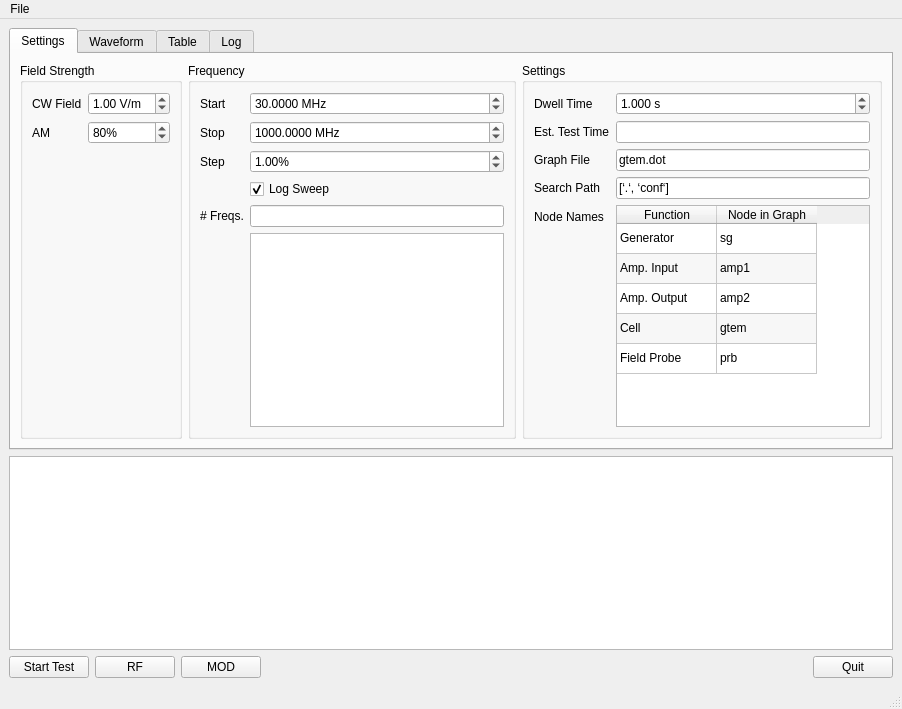
Before: the Qt Designer form mainwindow2.ui in hgkdd/TEMField, drawn with Qt 5.
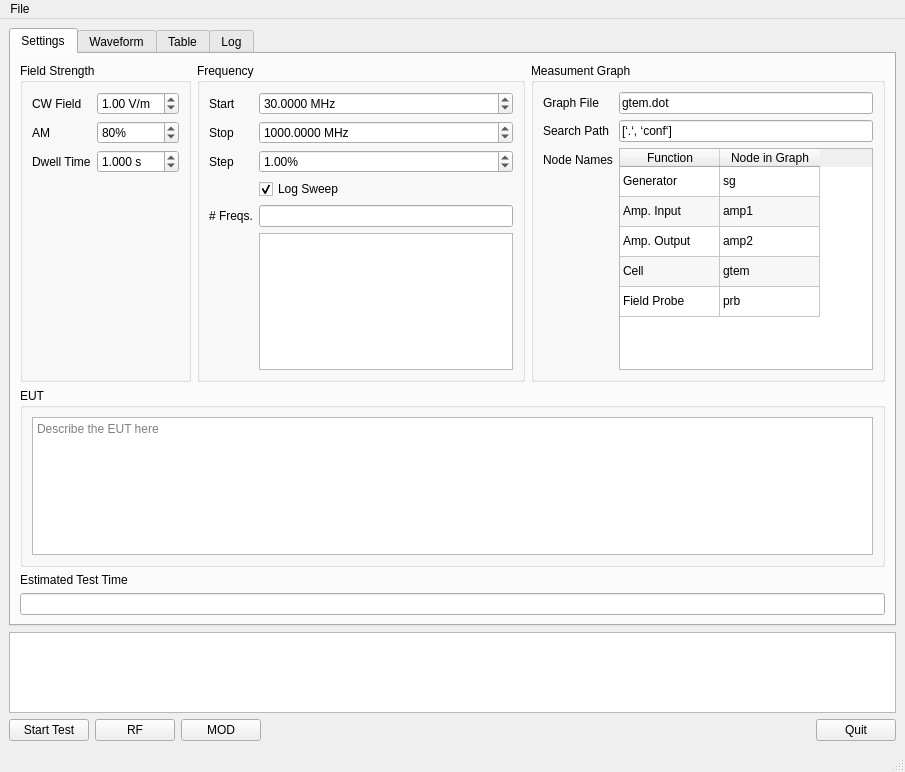
After: the same form once the commit is applied. Icons and pictures are not drawn.

Commit message: finished log and table widget

```diff
--- a/mainwindow2.ui
+++ b/mainwindow2.ui
@@ -6,8 +6,8 @@
    <rect>
     <x>0</x>
     <y>0</y>
-    <width>902</width>
-    <height>709</height>
+    <width>905</width>
+    <height>772</height>
    </rect>
   </property>
   <property name="windowTitle">
@@ -26,8 +26,8 @@
          <attribute name="title">
           <string>Settings</string>
          </attribute>
-         <layout class="QGridLayout" name="gridLayout_4">
-          <item row="0" column="0">
+         <layout class="QVBoxLayout" name="verticalLayout">
+          <item>
            <layout class="QHBoxLayout" name="settings_tab_horizontalLayout">
             <item>
              <widget class="QGroupBox" name="field_strengh_groupBox">
@@ -83,6 +83,32 @@
                    </property>
                   </widget>
                  </item>
+                 <item row="2" column="0">
+                  <widget class="QLabel" name="dwell_time_label">
+                   <property name="text">
+                    <string>Dwell Time</string>
+                   </property>
+                   <property name="buddy">
+                    <cstring>dwell_time_doubleSpinBox</cstring>
+                   </property>
+                  </widget>
+                 </item>
+                 <item row="2" column="1">
+                  <widget class="QDoubleSpinBox" name="dwell_time_doubleSpinBox">
+                   <property name="suffix">
+                    <string> s</string>
+                   </property>
+                   <property name="decimals">
+                    <number>3</number>
+                   </property>
+                   <property name="maximum">
+                    <double>999.999000000000024</double>
+                   </property>
+                   <property name="value">
+                    <double>1.000000000000000</double>
+                   </property>
+                  </widget>
+                 </item>
                 </layout>
                </item>
               </layout>
@@ -213,52 +239,12 @@
             <item>
              <widget class="QGroupBox" name="settings_groupBox">
               <property name="title">
-               <string>Settings</string>
+               <string>Measument Graph</string>
               </property>
               <layout class="QGridLayout" name="gridLayout_5">
                <item row="0" column="0">
                 <layout class="QFormLayout" name="settings_formLayout">
-                 <item row="0" column="0">
-                  <widget class="QLabel" name="dwell_time_label">
-                   <property name="text">
-                    <string>Dwell Time</string>
-                   </property>
-                   <property name="buddy">
-                    <cstring>dwell_time_doubleSpinBox</cstring>
-                   </property>
-                  </widget>
-                 </item>
-                 <item row="1" column="1">
-                  <widget class="QLineEdit" name="est_time_lineEdit">
-                   <property name="readOnly">
-                    <bool>true</bool>
-                   </property>
-                  </widget>
-                 </item>
                  <item row="1" column="0">
-                  <widget class="QLabel" name="est_time_label">
-                   <property name="text">
-                    <string>Est. Test Time</string>
-                   </property>
-                  </widget>
-                 </item>
-                 <item row="0" column="1">
-                  <widget class="QDoubleSpinBox" name="dwell_time_doubleSpinBox">
-                   <property name="suffix">
-                    <string> s</string>
-                   </property>
-                   <property name="decimals">
-                    <number>3</number>
-                   </property>
-                   <property name="maximum">
-                    <double>999.999000000000024</double>
-                   </property>
-                   <property name="value">
-                    <double>1.000000000000000</double>
-                   </property>
-                  </widget>
-                 </item>
-                 <item row="2" column="0">
                   <widget class="QLabel" name="graph_file_label">
                    <property name="text">
                     <string>Graph File</string>
@@ -268,7 +254,17 @@
                    </property>
                   </widget>
                  </item>
-                 <item row="3" column="0">
+                 <item row="1" column="1">
+                  <widget class="QLineEdit" name="graph_file_lineEdit">
+                   <property name="text">
+                    <string>gtem.dot</string>
+                   </property>
+                   <property name="readOnly">
+                    <bool>true</bool>
+                   </property>
+                  </widget>
+                 </item>
+                 <item row="2" column="0">
                   <widget class="QLabel" name="search_path_label">
                    <property name="text">
                     <string>Search Path</string>
@@ -279,16 +275,6 @@
                   </widget>
                  </item>
                  <item row="2" column="1">
-                  <widget class="QLineEdit" name="graph_file_lineEdit">
-                   <property name="text">
-                    <string>gtem.dot</string>
-                   </property>
-                   <property name="readOnly">
-                    <bool>true</bool>
-                   </property>
-                  </widget>
-                 </item>
-                 <item row="3" column="1">
                   <widget class="QLineEdit" name="search_path_lineEdit">
                    <property name="text">
                     <string>[‘.‘, ‘conf‘]</string>
@@ -298,7 +284,14 @@
                    </property>
                   </widget>
                  </item>
-                 <item row="4" column="1">
+                 <item row="3" column="0">
+                  <widget class="QLabel" name="node_names_label">
+                   <property name="text">
+                    <string>Node Names</string>
+                   </property>
+                  </widget>
+                 </item>
+                 <item row="3" column="1">
                   <widget class="QTableWidget" name="node_names_tableWidget">
                    <property name="alternatingRowColors">
                     <bool>true</bool>
@@ -397,13 +390,6 @@
                    </item>
                   </widget>
                  </item>
-                 <item row="4" column="0">
-                  <widget class="QLabel" name="node_names_label">
-                   <property name="text">
-                    <string>Node Names</string>
-                   </property>
-                  </widget>
-                 </item>
                 </layout>
                </item>
               </layout>
@@ -411,6 +397,36 @@
             </item>
            </layout>
           </item>
+          <item>
+           <widget class="QGroupBox" name="EUT_groupBox">
+            <property name="title">
+             <string>EUT</string>
+            </property>
+            <layout class="QVBoxLayout" name="verticalLayout_2">
+             <item>
+              <widget class="QPlainTextEdit" name="EUT_plainTextEdit">
+               <property name="placeholderText">
+                <string>Describe the EUT here</string>
+               </property>
+              </widget>
+             </item>
+            </layout>
+           </widget>
+          </item>
+          <item>
+           <widget class="QLabel" name="est_time_label">
+            <property name="text">
+             <string>Estimated Test Time</string>
+            </property>
+           </widget>
+          </item>
+          <item>
+           <widget class="QLineEdit" name="est_time_lineEdit">
+            <property name="readOnly">
+             <bool>true</bool>
+            </property>
+           </widget>
+          </item>
          </layout>
         </widget>
         <widget class="QWidget" name="waveform_tab">
@@ -533,7 +549,7 @@
     <rect>
      <x>0</x>
      <y>0</y>
-     <width>902</width>
+     <width>905</width>
      <height>37</height>
     </rect>
    </property>
```
Left out of the diff: 249 changed lines with no effect on the pictures. The commit also changes 2 other files.
